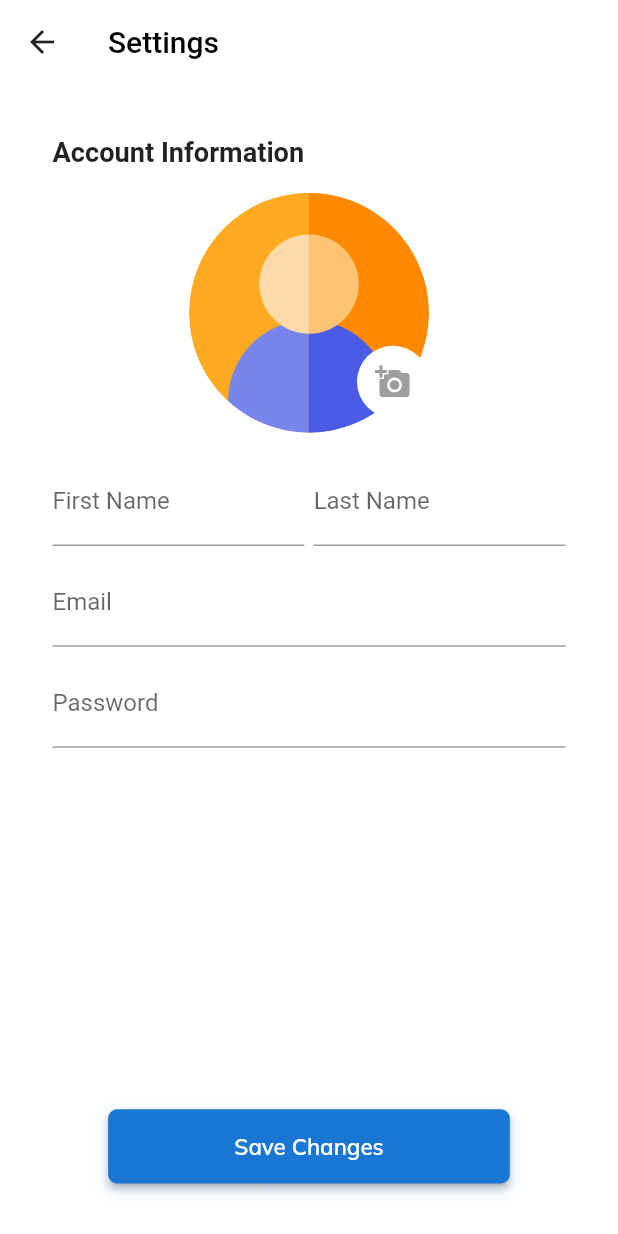
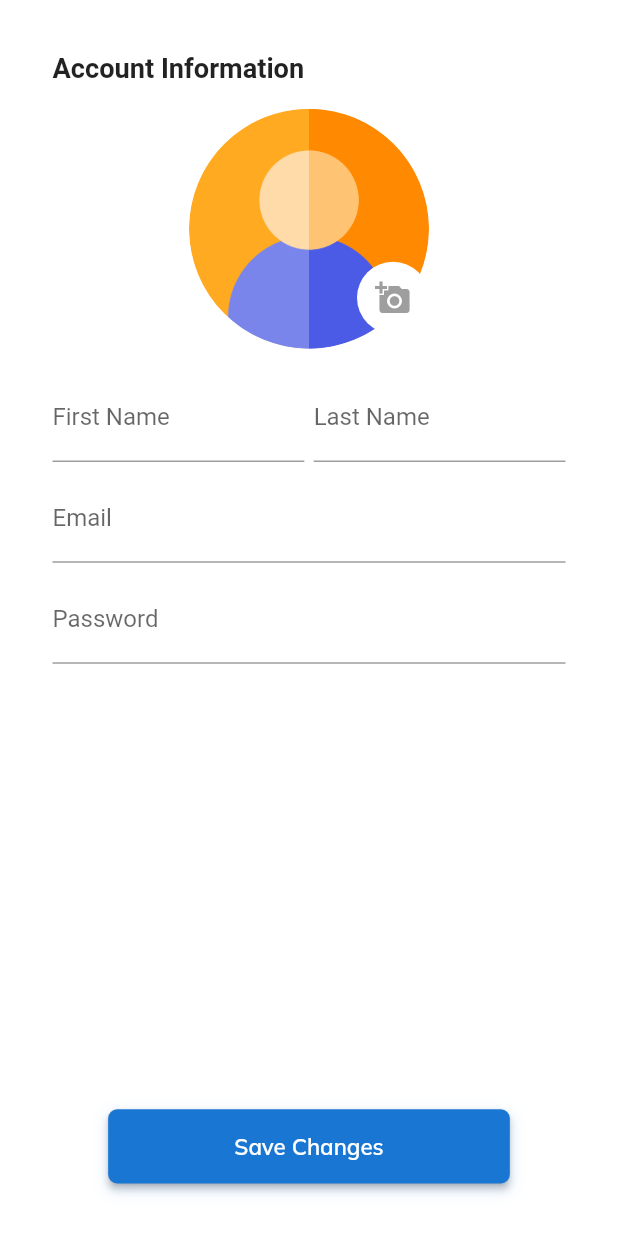
Before and after one commit to Book-cine/booksynation, a Flutter app: the PatientSettings screen opened directly with empty values, on a phone screen of 412 x 824 dp. Run offline on Flutter 3.47's test engine with Material 2 defaults, Android fonts, the phone set to English and light mode, and no system bars; our stand-ins replace cloud_firestore, firebase_auth, firebase_core, flutter_svg, google_sign_in, introduction_screen and 1 more; accounts and stored records are empty; project files that could hold a hidden picture were left out.

Commit message:
v15.1.3 Preliminary Changes 10/19/21

```diff
--- a/booksynation/lib/page/appointment.dart
+++ b/booksynation/lib/page/appointment.dart
@@ -33,13 +33,13 @@ class MyAppointment extends StatelessWidget {
     String schedule = formatter.format(scheduleDate);
 
     Future.delayed(Duration.zero, () {
-      if (status && schedule.isNotEmpty && date == schedule) {
+      if (status && date == schedule) {
         showAlert(context);
       }
     });
 
     Widget getStatus(String schedule, bool status) {
-      if (schedule.isNotEmpty) {
+      if (schedule != formatter.format(DateTime.utc(1969, 7, 20, 20, 18, 04))) {
         if (status) {
           return ScheduleScreen(
             auth: auth,
--- a/booksynation/lib/page/booksched.dart
+++ b/booksynation/lib/page/booksched.dart
@@ -1,7 +1,6 @@
 import 'package:booksynation/page/health_declaration.dart';
 import 'package:booksynation/page/patient_info/covid_19_info.dart';
 import 'package:booksynation/page/patient_info/widgets/patientData.dart';
-import 'package:booksynation/page/vaccine_information.dart';
 import 'package:booksynation/strings.dart';
 import 'package:firebase_auth/firebase_auth.dart';
 import 'package:flutter/material.dart';
--- a/booksynation/lib/page/onboarding.dart
+++ b/booksynation/lib/page/onboarding.dart
@@ -121,8 +121,8 @@ class OnBoard extends StatelessWidget {
                       ]),
                       child: ElevatedButton(
                         onPressed: () {
-                          Scaffold.of(context)
-                              .openDrawer(); //TODO: change navigation to COVID-19 Info
+                          Scaffold.of(context);
+                          //TODO: change navigation to COVID-19 Info
                         },
                         style: ElevatedButton.styleFrom(
                           primary: Color(0xFF26A98A),
--- a/booksynation/lib/page/settings.dart
+++ b/booksynation/lib/page/settings.dart
@@ -1,7 +1,7 @@
 import 'package:firebase_auth/firebase_auth.dart';
 import 'package:flutter/material.dart';
 
-class PatientSettings extends StatelessWidget {
+class PatientSettings extends StatefulWidget {
   const PatientSettings({
     Key? key,
     required this.auth,
@@ -11,6 +11,11 @@ class PatientSettings extends StatelessWidget {
   final currentUser;
 
   @override
+  State<PatientSettings> createState() => _PatientSettingsState();
+}
+
+class _PatientSettingsState extends State<PatientSettings> {
+  @override
   Widget build(BuildContext context) {
     final width = MediaQuery.of(context).size.width;
     final height = MediaQuery.of(context).size.height;
@@ -18,22 +23,6 @@ class PatientSettings extends StatelessWidget {
     return SafeArea(
       child: Scaffold(
         backgroundColor: Colors.white,
-        appBar: AppBar(
-          title: Text(
-            'Settings',
-            style: TextStyle(
-              color: Colors.black,
-            ),
-          ),
-          backgroundColor: Colors.white,
-          elevation: 0,
-          leading: IconButton(
-            onPressed: () {
-              Navigator.pop(context);
-            },
-            icon: Icon(Icons.arrow_back, color: Colors.black87),
-          ),
-        ),
         body: Container(
           alignment: Alignment.center,
           child: Container(
--- a/booksynation/lib/web_pages/web_data/web_schedules_data.dart
+++ b/booksynation/lib/web_pages/web_data/web_schedules_data.dart
@@ -44,9 +44,9 @@ ScheduleData scheduleData = ScheduleData(
   cStock: 0,
   maxStock: 0,
   vaccineID: '',
-  dateScheduled: DateTime.now(),
-  dateStart: DateTime.now(),
-  dateEnd: DateTime.now(),
+  dateScheduled: DateTime.utc(1969, 7, 20, 20, 18, 04),
+  dateStart: DateTime.utc(1969, 7, 20, 20, 18, 04),
+  dateEnd: DateTime.utc(1969, 7, 20, 20, 18, 04),
 );
 
 reschedTo2ndDose(String uniqueID) async {
```
Also changed, not shown: booksynation/lib/mobilemain.dart (+13 -6 lines), booksynation/lib/page/patient_info/widgets/patientData.dart (+15 -0 lines).
